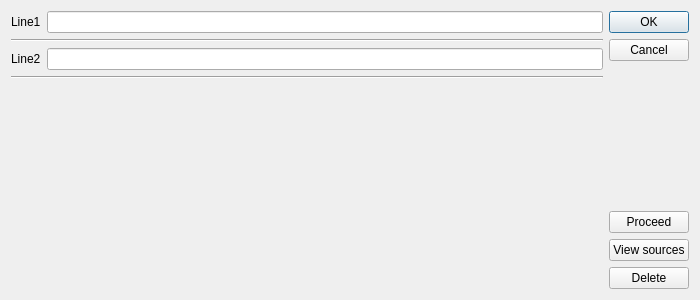
The window that desktop/mainframe/dialog_settings_test.ui (lishnih/index-desktop) describes before a commit, drawn with Qt 5.
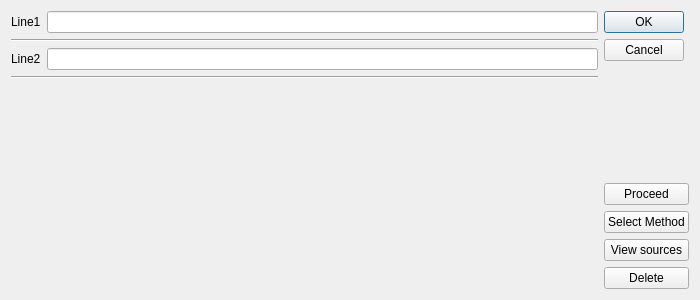
The same window after the commit.

The edit to the form file:
```diff
--- a/desktop/mainframe/dialog_settings_test.ui
+++ b/desktop/mainframe/dialog_settings_test.ui
@@ -74,6 +74,13 @@
        </property>
       </widget>
      </item>
+     <item>
+      <widget class="QPushButton" name="methodButton">
+       <property name="text">
+        <string>Select Method</string>
+       </property>
+      </widget>
+     </item>
      <item>
       <widget class="QPushButton" name="sourcesButton">
        <property name="text">
```
Left out of the diff: 64 changed lines with no effect on the pictures.
